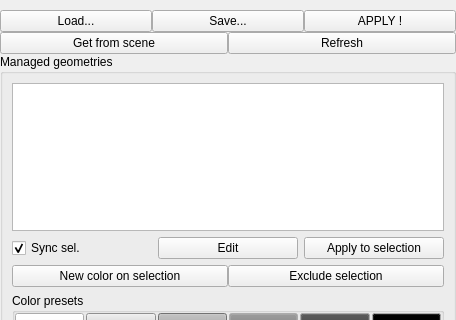
Before: the Qt Designer form Maya/scripts/UI/tkPalette.ui in CyrilToonkit/Toonkit_Module_Base, drawn with Qt 5; both pictures show x 0 to 456 and y 0 to 320 of the 456 by 681 pixel window.
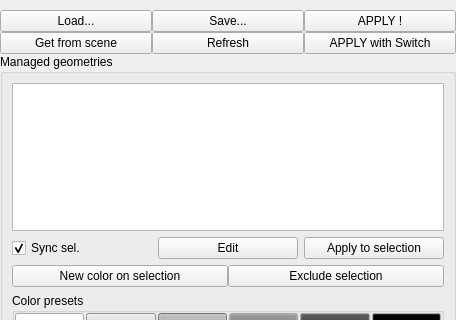
After: the same form once the commit is applied. Icons and pictures are not drawn.

Commit message: tkNodeling.condition now works with vectors (used to make color swaps by tkPalette) tkPalette can now apply colors as a switch on top of existing colors

Diff of the .ui file:
```diff
--- a/Maya/scripts/UI/tkPalette.ui
+++ b/Maya/scripts/UI/tkPalette.ui
@@ -76,6 +76,13 @@
        </property>
       </widget>
      </item>
+     <item>
+      <widget class="QPushButton" name="tkPalApplySwitchBT">
+       <property name="text">
+        <string>APPLY with Switch</string>
+       </property>
+      </widget>
+     </item>
     </layout>
    </item>
    <item>
```
Left out of the diff: 11 changed lines with no effect on the pictures. The commit also changes 2 other files.
